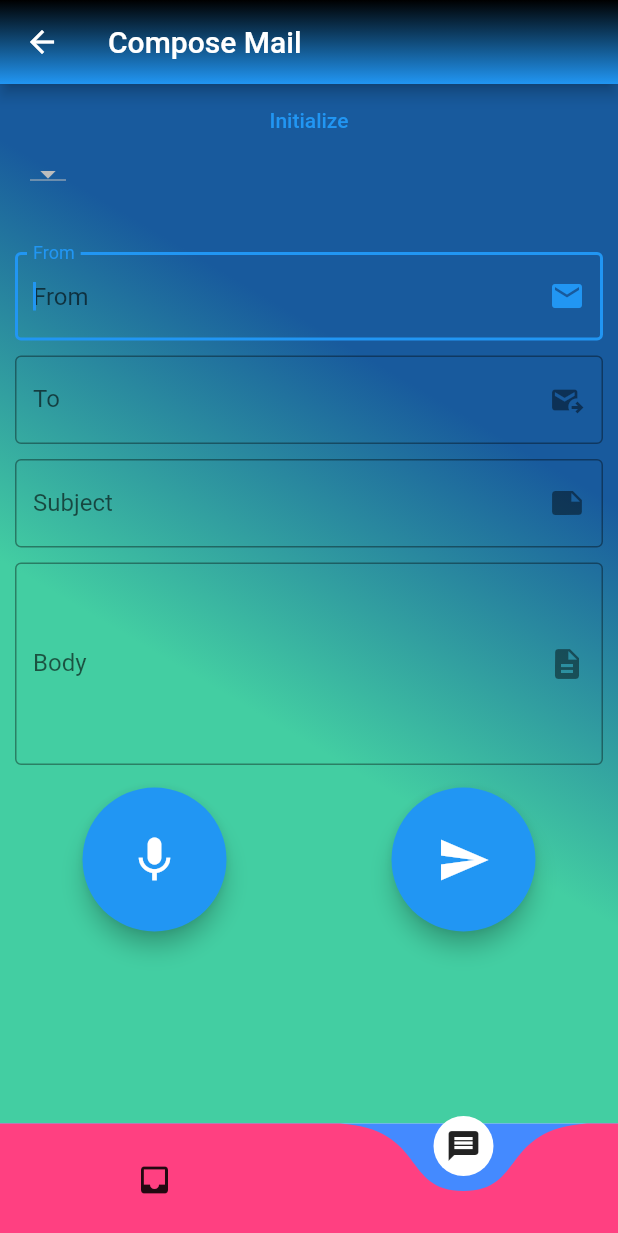
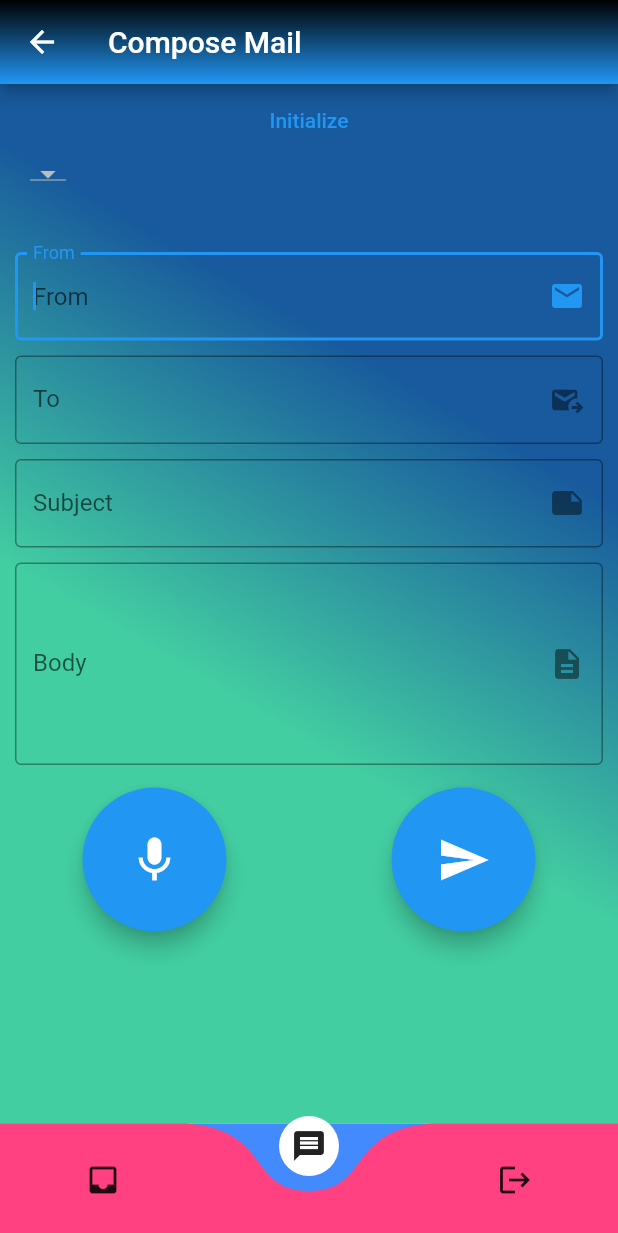
Before and after one commit to austinjb32/email_app_for_blind, a Flutter app: the MainScreen screen opened directly, item 2 of the bottom bar chosen, on a phone screen of 412 x 824 dp. Shown: the top 1233 px of the screen. Run offline on Flutter 3.47's test engine with Material 2 defaults, Android fonts, the phone set to English and light mode, and no system bars; drawn by our look-alikes of curved_navigation_bar; our stand-ins replace animated_splash_screen, cloud_firestore, dio, firebase_auth, firebase_core, firebase_crashlytics and 2 more; missing offline and left inert: text_to_speech; accounts and stored records are empty; network calls fail; statements that could not run were skipped.

Commit message:
"last push before 31st mrng"

```diff
--- a/lib/screens/mainpage.dart
+++ b/lib/screens/mainpage.dart
@@ -1,3 +1,4 @@
+import 'package:email_project/screens/profile.dart';
 import 'package:flutter/material.dart';
 import 'package:curved_navigation_bar/curved_navigation_bar.dart';
 
@@ -17,14 +18,15 @@ class _MainScreenState extends State<MainScreen> {
 
   GlobalKey<CurvedNavigationBarState> _NavKey=GlobalKey();
 
-  var PagesAll=[mailScreen(),SpeechSampleApp()];
+  var PagesAll=[mailScreen(),SpeechSampleApp(),ProfilePage()];
   var myindex=0;
 
   @override
   Widget build(BuildContext context) {
     return Scaffold(
       bottomNavigationBar: CurvedNavigationBar(
-        items: [Icon(Icons.inbox),Icon(Icons.message)],
+        key:_NavKey,
+        items: [Icon(Icons.inbox),Icon(Icons.message),Icon(Icons.logout)],
         buttonBackgroundColor: Colors.white,
         onTap: (index) {
           setState(() {
```
Also changed, not shown: lib/screens/login.dart (+9 -4 lines).
